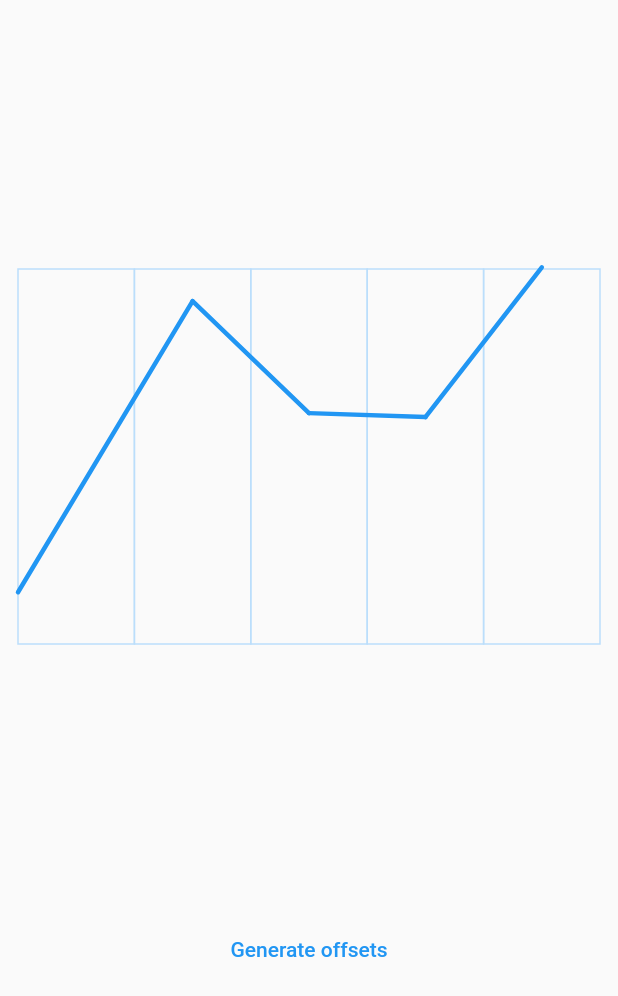
After one commit to vferreirati/Custom-Render-Objects, a Flutter app: the screen it shows after launch, after a tap on "Animated Line Chart", on a phone screen of 412 x 824 dp. The commit adds this screen. Shown: the top 996 px of the screen. Run offline on Flutter 3.47's test engine with Material 2 defaults, Android fonts, the phone set to English and light mode, and no system bars; our stand-ins replace go_router.

Commit message:
basic line animation

```diff
--- /dev/null
+++ b/lib/src/features/line_chart/line_chart_screen.dart
@@ -0,0 +1,193 @@
+import 'dart:math';
+import 'dart:ui';
+
+import 'package:flutter/material.dart';
+
+class LineChartScreen extends StatefulWidget {
+  const LineChartScreen({
+    super.key,
+  });
+
+  @override
+  State<LineChartScreen> createState() => _LineChartScreenState();
+}
+
+class _LineChartScreenState extends State<LineChartScreen>
+    with SingleTickerProviderStateMixin {
+  late List<Offset> offsets;
+
+  late AnimationController _controller;
+
+  @override
+  void initState() {
+    super.initState();
+    _generateOffsets();
+
+    _controller = AnimationController(
+      vsync: this,
+      duration: const Duration(seconds: 2),
+      lowerBound: 0.1,
+    )..forward();
+  }
+
+  @override
+  void dispose() {
+    _controller.dispose();
+    super.dispose();
+  }
+
+  @override
+  Widget build(BuildContext context) {
+    return Scaffold(
+      body: Column(
+        crossAxisAlignment: CrossAxisAlignment.center,
+        children: [
+          const Spacer(),
+          Container(
+            height: 250.0,
+            width: double.infinity,
+            margin: const EdgeInsets.all(12.0),
+            child: ListenableBuilder(
+              listenable: _controller,
+              builder: (context, child) => LineChart(
+                offsets: offsets
+                    .take((offsets.length * _controller.value).floor())
+                    .toList(),
+                lineColor: Colors.blue,
+                pointColor: Colors.blue[100]!,
+              ),
+            ),
+          ),
+          const Spacer(),
+          TextButton(
+            onPressed: _generateOffsets,
+            child: const Text('Generate offsets'),
+          ),
+          const Spacer(),
+        ],
+      ),
+    );
+  }
+
+  void _generateOffsets() {
+    final random = Random();
+
+    setState(() {
+      offsets = List.generate(
+        10,
+        (index) => Offset(index.toDouble(), random.nextDouble() * 255),
+      );
+    });
+  }
+}
+
+class LineChart extends StatelessWidget {
+  final List<Offset> offsets;
+  final Color lineColor;
+  final Color pointColor;
+
+  const LineChart({
+    super.key,
+    required this.offsets,
+    required this.pointColor,
+    required this.lineColor,
+  });
+
+  @override
+  Widget build(BuildContext context) {
+    return CustomPaint(
+      painter: LineChartPainter(
+        lineColor: lineColor,
+        offsets: offsets,
+        pointColor: pointColor,
+      ),
+    );
+  }
+}
+
+class LineChartPainter extends CustomPainter {
+  final Color lineColor;
+  final Color pointColor;
+  final List<Offset> offsets;
+
+  LineChartPainter({
+    super.repaint,
+    required this.lineColor,
+    required this.offsets,
+    required this.pointColor,
+  });
+
+  Paint get _linePaint => Paint()
+    ..color = lineColor
+    ..strokeWidth = 3.0
+    ..strokeCap = StrokeCap.round;
+
+  Paint get _pointPaint => Paint()
+    ..color = pointColor
+    ..strokeWidth = 1.0;
+
+  Paint get _boxPaint => Paint()
+    ..color = pointColor
+    ..strokeWidth = 1.0
+    ..style = PaintingStyle.stroke;
+
+  @override
+  void paint(Canvas canvas, Size size) {
+    final totalWidth = size.width;
+    final totalHeight = size.height;
+
+    final offsetWidth = totalWidth / offsets.length;
+    final maxY = offsets
+        .map((e) => e.dy.floor())
+        .reduce((value, element) => max(value, element));
+
+    final effectivePoints = <Offset>[];
+    for (int i = 0; i < offsets.length; i++) {
+      final rect = Offset(
+            (i * offsetWidth).toDouble(),
+            0.0,
+          ) &
+          Size(
+            offsetWidth.toDouble(),
+            totalHeight,
+          );
+      canvas.drawRect(
+        rect,
+        _boxPaint,
+      );
+
+      final hasNext = i + 1 < offsets.length;
+      // if (!hasNext) continue;
+
+      final pointA = offsets[i];
+      // final pointB = offsets[i + 1];
+
+      final x1 = (pointA.dx * offsetWidth) + (i > 0 ? offsetWidth / 2 : 0);
+      final y1 = yToLocal(pointA.dy, totalHeight, maxY);
+
+      // final x2 = (pointB.dx * offsetWidth) +
+      //     (i + 2 == offsets.length ? offsetWidth : offsetWidth / 2);
+      // final y2 = yToLocal(pointB.dy, totalHeight, maxY);
+
+      final offsetA = Offset(x1, y1);
+      effectivePoints.add(offsetA);
+      // final offsetB = Offset(x2, y2);
+
+      // canvas.drawLine(offsetA, offsetB, _linePaint);
+    }
+
+    canvas.drawPoints(PointMode.polygon, effectivePoints, _linePaint);
+  }
+
+  @override
+  bool shouldRepaint(
+    covariant LineChartPainter oldDelegate,
+  ) =>
+      oldDelegate.lineColor != lineColor || oldDelegate.offsets != offsets;
+
+  double yToLocal(double y, double availableHeight, int maxY) {
+    final localY = (y * availableHeight) / maxY;
+
+    return availableHeight - localY;
+  }
+}
--- a/lib/src/features/menu/menu_screen.dart
+++ b/lib/src/features/menu/menu_screen.dart
@@ -28,6 +28,15 @@ class MenuScreen extends StatelessWidget {
               trailing: const Icon(Icons.chevron_right_rounded),
               onTap: () => context.push('/text_wave'),
             ),
+            const Divider(),
+            ListTile(
+              title: const Text('Animated Line Chart'),
+              subtitle: const Text(
+                'Widget that displays a basic Line Chart with animations',
+              ),
+              trailing: const Icon(Icons.chevron_right_rounded),
+              onTap: () => context.push('/line_chart'),
+            ),
           ],
         ),
       ),
--- a/lib/src/render_object_application.dart
+++ b/lib/src/render_object_application.dart
@@ -2,6 +2,7 @@ import 'package:flutter/material.dart';
 import 'package:go_router/go_router.dart';
 
 import 'features/chat_bubble/chat_bubble_screen.dart';
+import 'features/line_chart/line_chart_screen.dart';
 import 'features/menu/menu_screen.dart';
 import 'features/text_wave/text_wave_screen.dart';
 
@@ -28,6 +29,10 @@ class _RenderObjectApplicationState extends State<RenderObjectApplication> {
         path: '/text_wave',
         builder: (context, state) => const TextWaveScreen(),
       ),
+      GoRoute(
+        path: '/line_chart',
+        builder: (context, state) => const LineChartScreen(),
+      ),
     ],
   );
 
```
